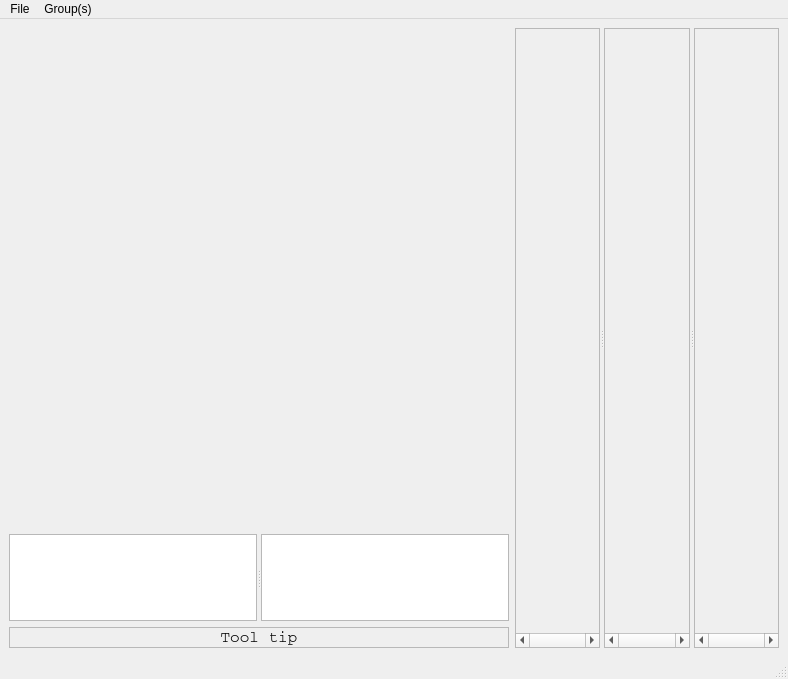
Old version of the form compreheNGSive/gui/ui/SingleVariant.ui in the repository alex-r-bigelow/compreheNGSive.
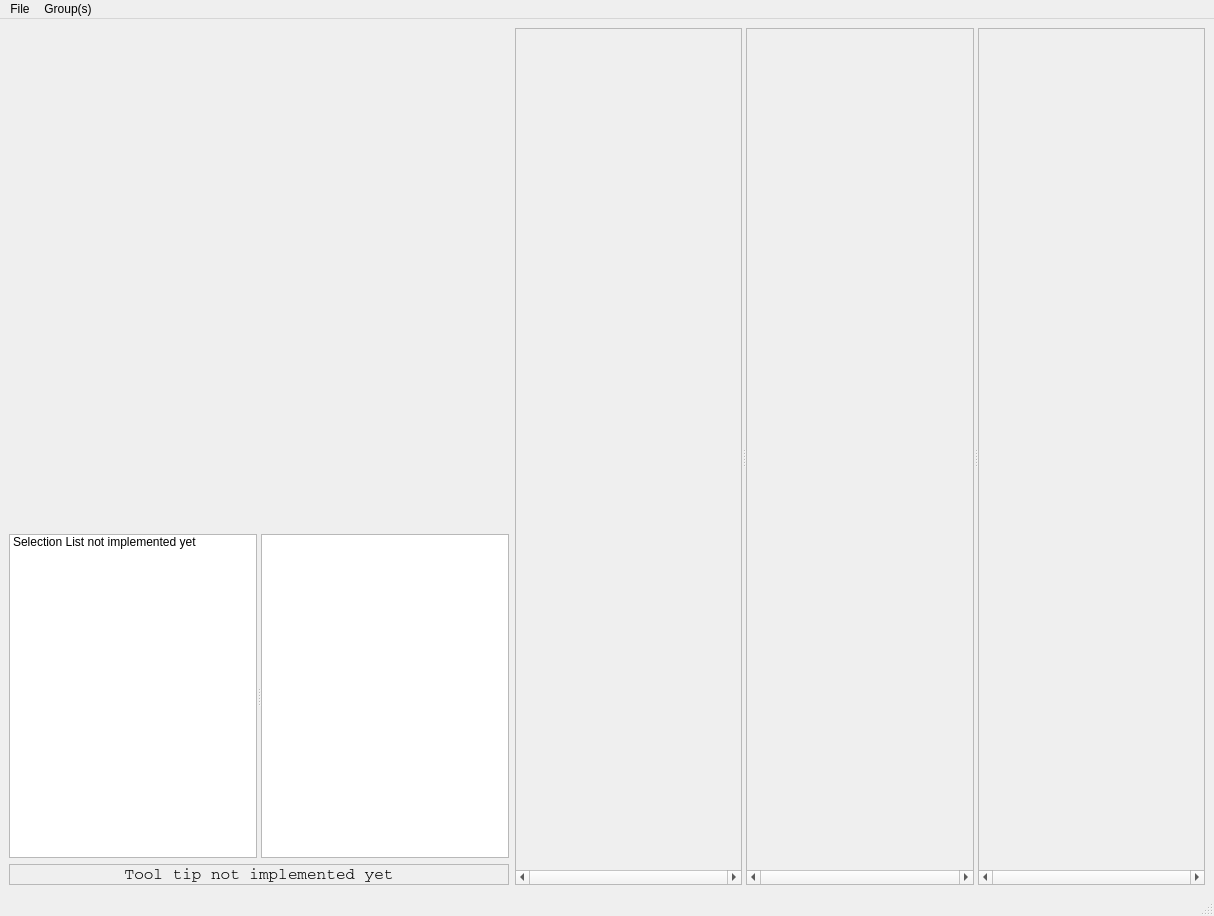
New version of the form.

Patch:
```diff
--- a/compreheNGSive/gui/ui/SingleVariant.ui
+++ b/compreheNGSive/gui/ui/SingleVariant.ui
@@ -6,8 +6,8 @@
    <rect>
     <x>0</x>
     <y>0</y>
-    <width>788</width>
-    <height>679</height>
+    <width>1214</width>
+    <height>916</height>
    </rect>
   </property>
   <property name="windowTitle">
@@ -91,8 +91,21 @@
          <property name="opaqueResize">
           <bool>true</bool>
          </property>
-         <widget class="QListWidget" name="groupList"/>
-         <widget class="QListWidget" name="highlightList"/>
+         <widget class="QListWidget" name="groupList">
+          <item>
+           <property name="text">
+            <string>Selection List not implemented yet</string>
+           </property>
+          </item>
+         </widget>
+         <widget class="QListWidget" name="highlightList">
+          <property name="autoFillBackground">
+           <bool>false</bool>
+          </property>
+          <property name="alternatingRowColors">
+           <bool>false</bool>
+          </property>
+         </widget>
         </widget>
        </item>
        <item>
@@ -125,7 +138,7 @@
           <number>1</number>
          </property>
          <property name="text">
-          <string>Tool tip</string>
+          <string>Tool tip not implemented yet</string>
          </property>
          <property name="alignment">
           <set>Qt::AlignCenter</set>
@@ -179,8 +192,8 @@
          <rect>
           <x>0</x>
           <y>0</y>
-          <width>76</width>
-          <height>595</height>
+          <width>218</width>
+          <height>832</height>
          </rect>
         </property>
        </widget>
@@ -200,8 +213,8 @@
          <rect>
           <x>0</x>
           <y>0</y>
-          <width>76</width>
-          <height>595</height>
+          <width>218</width>
+          <height>832</height>
          </rect>
         </property>
        </widget>
@@ -221,8 +234,8 @@
          <rect>
           <x>0</x>
           <y>0</y>
-          <width>76</width>
-          <height>595</height>
+          <width>218</width>
+          <height>832</height>
          </rect>
         </property>
        </widget>
@@ -236,7 +249,7 @@
     <rect>
      <x>0</x>
      <y>0</y>
-     <width>788</width>
+     <width>1214</width>
      <height>22</height>
     </rect>
    </property>
```
Left out of the diff: 7 changed lines with no effect on the pictures.
